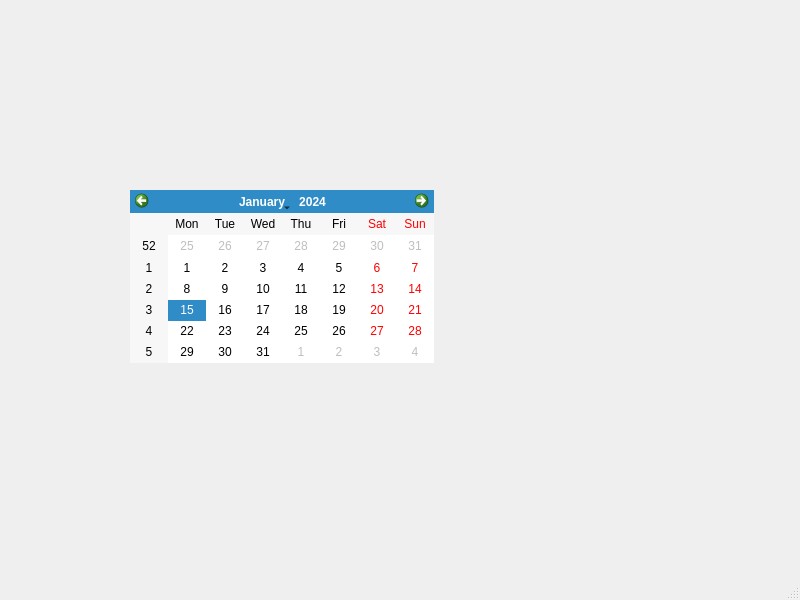
First picture: the form in mainwindow.ui, repository nilold/qt-address-book, before the edit.
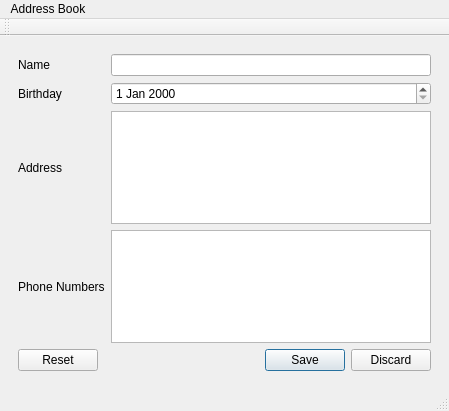
Second picture: the form after the edit. The open tabs and pages were chosen to show the change.

What changed in the file:
```diff
--- a/mainwindow.ui
+++ b/mainwindow.ui
@@ -6,36 +6,131 @@
    <rect>
     <x>0</x>
     <y>0</y>
-    <width>800</width>
-    <height>600</height>
+    <width>449</width>
+    <height>411</height>
    </rect>
   </property>
   <property name="windowTitle">
    <string>MainWindow</string>
   </property>
   <widget class="QWidget" name="centralwidget">
-   <widget class="QCalendarWidget" name="calendarWidget">
-    <property name="geometry">
-     <rect>
-      <x>130</x>
-      <y>190</y>
-      <width>304</width>
-      <height>173</height>
-     </rect>
-    </property>
-   </widget>
+   <layout class="QGridLayout" name="gridLayout">
+    <item row="0" column="0">
+     <widget class="QStackedWidget" name="stackedWidget">
+      <widget class="QWidget" name="listPage">
+       <layout class="QGridLayout" name="gridLayout_2">
+        <item row="0" column="0">
+         <widget class="QListWidget" name="listWidget"/>
+        </item>
+       </layout>
+      </widget>
+      <widget class="QWidget" name="detailsPage">
+       <layout class="QGridLayout" name="gridLayout_3">
+        <item row="0" column="1">
+         <widget class="QLineEdit" name="nameEdit"/>
+        </item>
+        <item row="1" column="0">
+         <widget class="QLabel" name="label_2">
+          <property name="text">
+           <string>Birthday</string>
+          </property>
+         </widget>
+        </item>
+        <item row="1" column="1">
+         <widget class="QDateEdit" name="birthdayEdit"/>
+        </item>
+        <item row="2" column="0">
+         <widget class="QLabel" name="label_3">
+          <property name="text">
+           <string>Address</string>
+          </property>
+         </widget>
+        </item>
+        <item row="2" column="1">
+         <widget class="QPlainTextEdit" name="addressEdit"/>
+        </item>
+        <item row="3" column="0">
+         <widget class="QLabel" name="label_4">
+          <property name="text">
+           <string>Phone Numbers</string>
+          </property>
+         </widget>
+        </item>
+        <item row="3" column="1">
+         <widget class="QPlainTextEdit" name="phoneNumbersEdit"/>
+        </item>
+        <item row="0" column="0">
+         <widget class="QLabel" name="label">
+          <property name="text">
+           <string>Name</string>
+          </property>
+         </widget>
+        </item>
+        <item row="4" column="0" colspan="2">
+         <widget class="QDialogButtonBox" name="buttonBox">
+          <property name="standardButtons">
+           <set>QDialogButtonBox::Discard|QDialogButtonBox::Reset|QDialogButtonBox::Save</set>
+          </property>
+         </widget>
+        </item>
+       </layout>
+      </widget>
+     </widget>
+    </item>
+   </layout>
   </widget>
   <widget class="QMenuBar" name="menubar">
    <property name="geometry">
     <rect>
      <x>0</x>
      <y>0</y>
-     <width>800</width>
+     <width>449</width>
      <height>22</height>
     </rect>
    </property>
+   <widget class="QMenu" name="menuAddress_Book">
+    <property name="title">
+     <string>Address Book</string>
+    </property>
+    <widget class="QMenu" name="menuEntries">
+     <property name="title">
+      <string>Entries</string>
+     </property>
+     <addaction name="actionAdd"/>
+     <addaction name="actionEdit"/>
+     <addaction name="actionRemove"/>
+    </widget>
+    <addaction name="menuEntries"/>
+   </widget>
+   <addaction name="menuAddress_Book"/>
   </widget>
   <widget class="QStatusBar" name="statusbar"/>
+  <widget class="QToolBar" name="toolBar">
+   <property name="windowTitle">
+    <string>toolBar</string>
+   </property>
+   <attribute name="toolBarArea">
+    <enum>TopToolBarArea</enum>
+   </attribute>
+   <attribute name="toolBarBreak">
+    <bool>false</bool>
+   </attribute>
+  </widget>
+  <action name="actionAdd">
+   <property name="text">
+    <string>Add</string>
+   </property>
+  </action>
+  <action name="actionEdit">
+   <property name="text">
+    <string>Edit</string>
+   </property>
+  </action>
+  <action name="actionRemove">
+   <property name="text">
+    <string>Remove</string>
+   </property>
+  </action>
  </widget>
  <resources/>
  <connections/>
```
